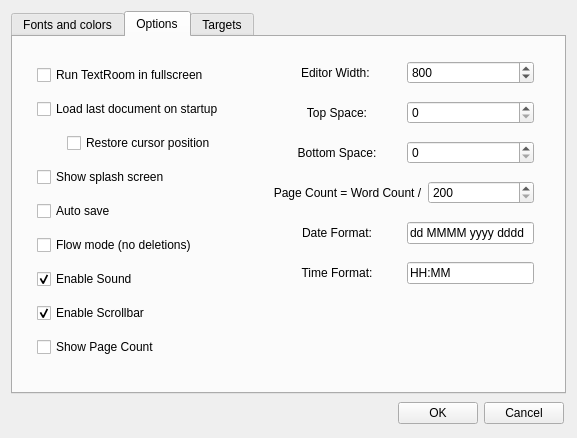
Qt form ui/optionsdialog.ui (ShadowIce/textroom) before a commit.
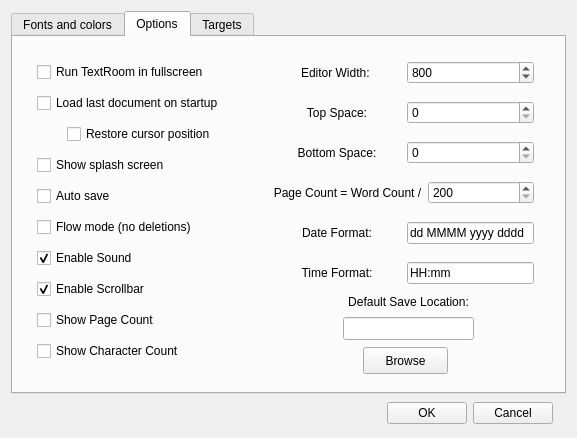
The same form after that commit. The open tabs and pages were chosen to show the change.

```diff
--- a/ui/optionsdialog.ui
+++ b/ui/optionsdialog.ui
@@ -494,16 +494,8 @@
          </layout>
         </widget>
        </widget>
-       <widget class="QWidget" name="tab_2" >
-        <property name="geometry" >
-         <rect>
-          <x>0</x>
-          <y>0</y>
-          <width>553</width>
-          <height>354</height>
-         </rect>
-        </property>
-        <attribute name="title" >
+       <widget class="QWidget" name="tab_2">
+        <attribute name="title">
          <string>Options</string>
         </attribute>
         <widget class="QWidget" name="layoutWidget" >
@@ -623,6 +615,13 @@
             </property>
            </widget>
           </item>
+          <item>
+           <widget class="QCheckBox" name="characterCountCheckBox">
+            <property name="text">
+             <string>Show Character Count</string>
+            </property>
+           </widget>
+          </item>
          </layout>
         </widget>
         <widget class="QWidget" name="layoutWidget_2" >
@@ -856,8 +855,8 @@
                 <verstretch>0</verstretch>
                </sizepolicy>
               </property>
-              <property name="text" >
-               <string>HH:MM</string>
+              <property name="text">
+               <string>HH:mm</string>
               </property>
              </widget>
             </item>
@@ -865,6 +864,54 @@
           </item>
          </layout>
         </widget>
+        <widget class="QLabel" name="defaultSaveLabel">
+         <property name="geometry">
+          <rect>
+           <x>330</x>
+           <y>250</y>
+           <width>131</width>
+           <height>30</height>
+          </rect>
+         </property>
+         <property name="text">
+          <string>Default Save Location:</string>
+         </property>
+         <property name="alignment">
+          <set>Qt::AlignCenter</set>
+         </property>
+        </widget>
+        <widget class="QLineEdit" name="defaultSaveLocationLineEdit">
+         <property name="geometry">
+          <rect>
+           <x>330</x>
+           <y>280</y>
+           <width>131</width>
+           <height>23</height>
+          </rect>
+         </property>
+         <property name="sizePolicy">
+          <sizepolicy hsizetype="Minimum" vsizetype="Fixed">
+           <horstretch>0</horstretch>
+           <verstretch>0</verstretch>
+          </sizepolicy>
+         </property>
+         <property name="text">
+          <string/>
+         </property>
+        </widget>
+        <widget class="QPushButton" name="browseButton">
+         <property name="geometry">
+          <rect>
+           <x>350</x>
+           <y>310</y>
+           <width>85</width>
+           <height>27</height>
+          </rect>
+         </property>
+         <property name="text">
+          <string>Browse</string>
+         </property>
+        </widget>
        </widget>
        <widget class="QWidget" name="tab_3" >
         <property name="geometry" >
@@ -1076,9 +1123,9 @@
        <property name="sizeType" >
         <enum>QSizePolicy::Minimum</enum>
        </property>
-       <property name="sizeHint" stdset="0" >
+       <property name="sizeHint" stdset="0">
         <size>
-         <width>2</width>
+         <width>13</width>
          <height>27</height>
         </size>
        </property>
```
Left out of the diff: 620 changed lines with no effect on the pictures.
